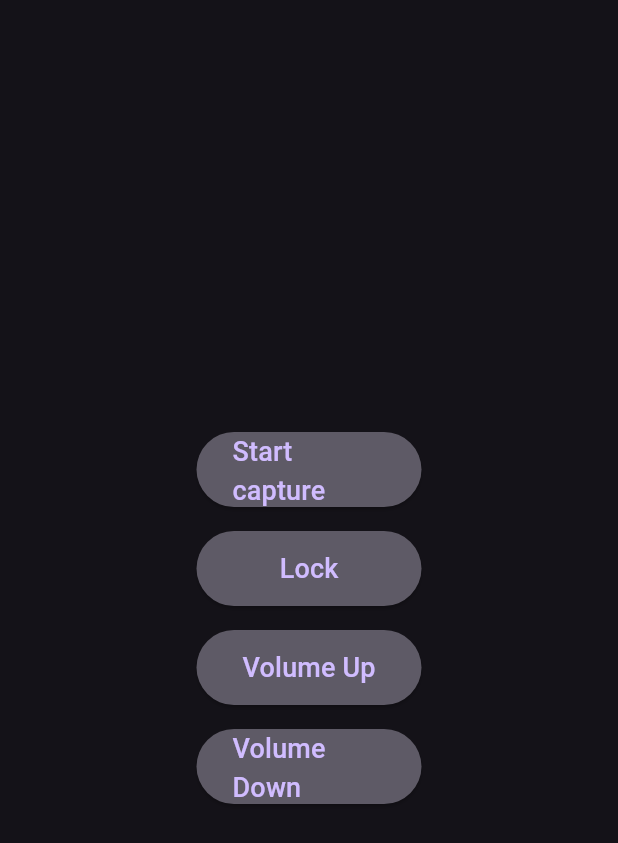
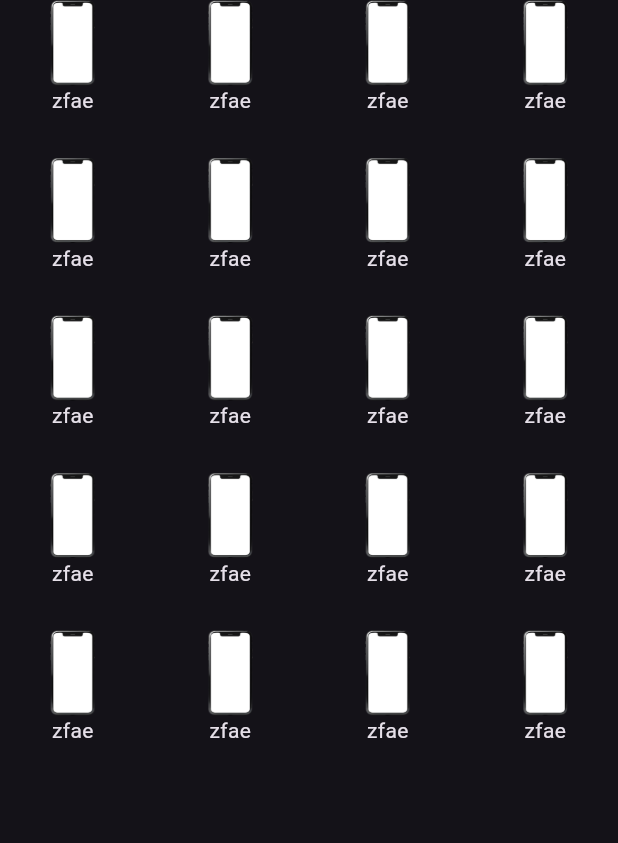
Before and after one commit to TBG101/androidRemoteControlWindowsApp, a Flutter app: the Home screen opened directly, on a phone screen of 412 x 824 dp. Shown: the top 843 px of the screen. Run offline on Flutter 3.47's test engine with Material 3 defaults, Android fonts, the phone set to English and light mode, and no system bars; our stand-ins replace shared_preferences, socket_io_client; missing offline and left inert: window_manager; accounts and stored records are empty; network calls fail.

Commit message:
addedd new phone selector

```diff
--- a/windowsController/windwoscontroller/lib/Login.dart
+++ b/windowsController/windwoscontroller/lib/Login.dart
@@ -3,6 +3,7 @@ import 'package:flutter/material.dart';
 import 'package:http/http.dart' as http;
 import 'package:shared_preferences/shared_preferences.dart';
 import 'package:windwoscontroller/home.dart';
+import 'package:windwoscontroller/phoneSelector.dart';
 
 class LoginPage extends StatefulWidget {
   const LoginPage({super.key});
@@ -67,7 +68,8 @@ class _LoginPageState extends State<LoginPage> {
             {
               Navigator.push(
                 context,
-                MaterialPageRoute(builder: (context) => const Home()),
+                MaterialPageRoute(
+                    builder: (context) => const PhoneSelectorPage()),
               )
             }
         });
@@ -128,7 +130,8 @@ class _LoginPageState extends State<LoginPage> {
                     if (value) {
                       Navigator.push(
                         context,
-                        MaterialPageRoute(builder: (context) => const Home()),
+                        MaterialPageRoute(
+                            builder: (context) => const PhoneSelectorPage()),
                       );
                     }
                   });
--- a/windowsController/windwoscontroller/lib/home.dart
+++ b/windowsController/windwoscontroller/lib/home.dart
@@ -5,6 +5,7 @@ import 'package:flutter/services.dart';
 import 'package:shared_preferences/shared_preferences.dart';
 import 'package:socket_io_client/socket_io_client.dart' as IO;
 import 'package:socket_io_client/socket_io_client.dart';
+import 'package:windwoscontroller/phoneSelector.dart';
 import 'package:windwoscontroller/widget/buttonWidget.dart';
 
 class Home extends StatefulWidget {
@@ -26,12 +27,12 @@ class _HomeState extends State<Home> {
   String mysid = "";
 
   String myPhoneSid = "";
+  List myphones = [];
 
   @override
   void initState() {
     // TODO: implement initState
     super.initState();
-
     tryConnecting();
   }
 
@@ -193,16 +194,21 @@ class _HomeState extends State<Home> {
 
   @override
   void dispose() {
+    socket.disconnect();
+    socket.dispose();
+    socket.destroy();
     super.dispose();
-    socket.dispose();
-    socket.disconnect();
-    socket.destroy();
   }
 
-  @override
-  Widget build(BuildContext context) {
-    return Scaffold(
-      body: Stack(
+  selectPhone(int index) {
+    setState(() {
+      myPhoneSid = myphones[index];
+    });
+  }
+
+  pageSelector() {
+    if (myPhoneSid != "") {
+      return Stack(
         children: [
           Row(
             mainAxisAlignment: MainAxisAlignment.start,
@@ -276,7 +282,14 @@ class _HomeState extends State<Home> {
             ],
           ),
         ],
-      ),
-    );
+      );
+    } else {
+      return const PhoneSelectorPage(myPhones: []);
+    }
+  }
+
+  @override
+  Widget build(BuildContext context) {
+    return Scaffold(body: pageSelector());
   }
 }
--- a/windowsController/windwoscontroller/lib/main.dart
+++ b/windowsController/windwoscontroller/lib/main.dart
@@ -44,6 +44,6 @@ class MyHomePage extends StatefulWidget {
 class _MyHomePageState extends State<MyHomePage> {
   @override
   Widget build(BuildContext context) {
-    return const Scaffold(body: LoginPage());
+    return const LoginPage();
   }
 }
--- a/windowsController/windwoscontroller/lib/phoneSelector.dart
+++ b/windowsController/windwoscontroller/lib/phoneSelector.dart
@@ -1 +1,31 @@
-// IMPELEMNT THE PHONE SELECTOR SCREEN
+import 'package:flutter/material.dart';
+import 'package:shared_preferences/shared_preferences.dart';
+import 'package:windwoscontroller/widget/phoneWidget.dart';
+import 'package:http/http.dart' as http;
+
+class PhoneSelectorPage extends StatelessWidget {
+  const PhoneSelectorPage({super.key, required this.myPhones});
+  final List myPhones;
+  @override
+  Widget build(BuildContext context) {
+    var w = MediaQuery.of(context).size.width;
+    return Scaffold(
+      body: GridView.builder(
+        shrinkWrap: true,
+        gridDelegate: SliverGridDelegateWithFixedCrossAxisCount(
+          crossAxisCount: ((w / ((w / 3) - 8 * 3 * 2)).floor())
+              .floor(), // Number of columns in the grid
+          crossAxisSpacing: 8.0, // Spacing between columns
+          mainAxisSpacing: 8.0, // Spacing between rows
+        ),
+        itemCount: 20,
+        itemBuilder: (BuildContext context, int index) {
+          // You can customize the grid item here
+          return GridTile(
+            child: PhoneWidget(id: "zfae", width: (w / 3) - 8 * 3 * 2),
+          );
+        },
+      ),
+    );
+  }
+}
--- /dev/null
+++ b/windowsController/windwoscontroller/lib/widget/phoneWidget.dart
@@ -0,0 +1,29 @@
+import 'package:flutter/material.dart';
+
+class PhoneWidget extends StatelessWidget {
+  const PhoneWidget({super.key, required this.id, required this.width});
+  final double width;
+  final String id;
+  @override
+  Widget build(BuildContext context) {
+    return SizedBox(
+      width: width,
+      child: Column(
+        children: [
+          Expanded(
+            child: SizedBox(
+              width: width,
+              child: Image.asset(
+                "assets/images/phone.png",
+              ),
+            ),
+          ),
+          Padding(
+            padding: const EdgeInsets.only(bottom: 20),
+            child: Text(id),
+          ),
+        ],
+      ),
+    );
+  }
+}
--- a/windowsController/windwoscontroller/pubspec.yaml
+++ b/windowsController/windwoscontroller/pubspec.yaml
@@ -62,9 +62,8 @@ flutter:
   uses-material-design: true
 
   # To add assets to your application, add an assets section, like this:
-  # assets:
-  #   - images/a_dot_burr.jpeg
-  #   - images/a_dot_ham.jpeg
+  assets:
+    - assets/images/phone.png
 
   # An image asset can refer to one or more resolution-specific "variants", see
   # https://flutter.dev/assets-and-images/#resolution-aware
```
Also changed, not shown: windowsController/windwoscontroller/assets/images/phone.png (added), windowsController/windwoscontroller/pubspec.lock.
